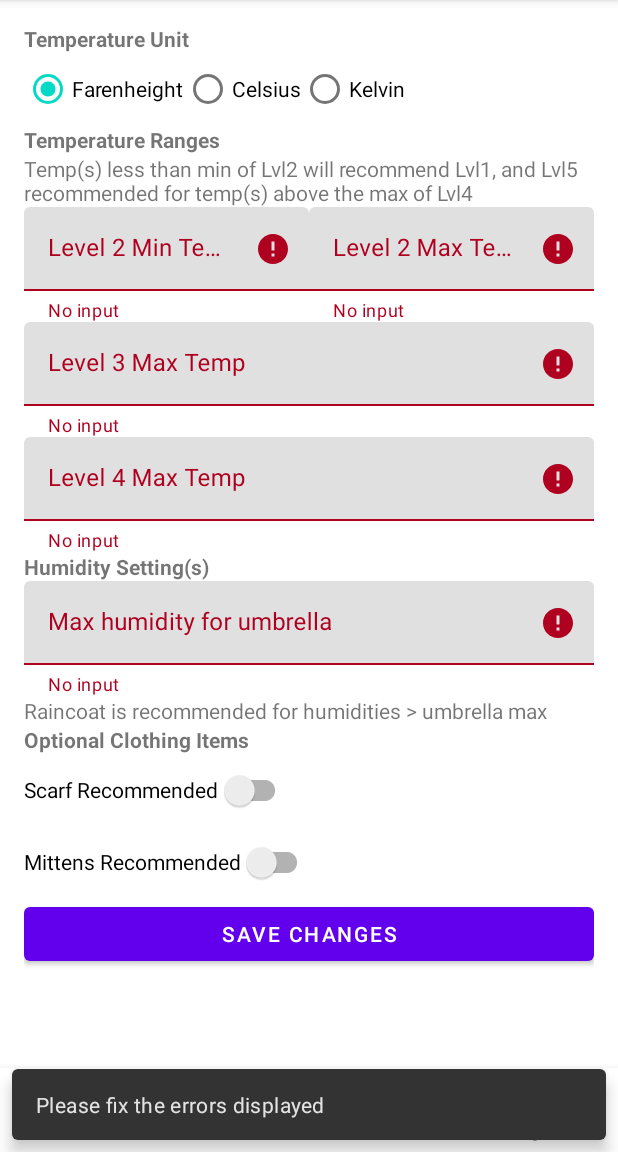
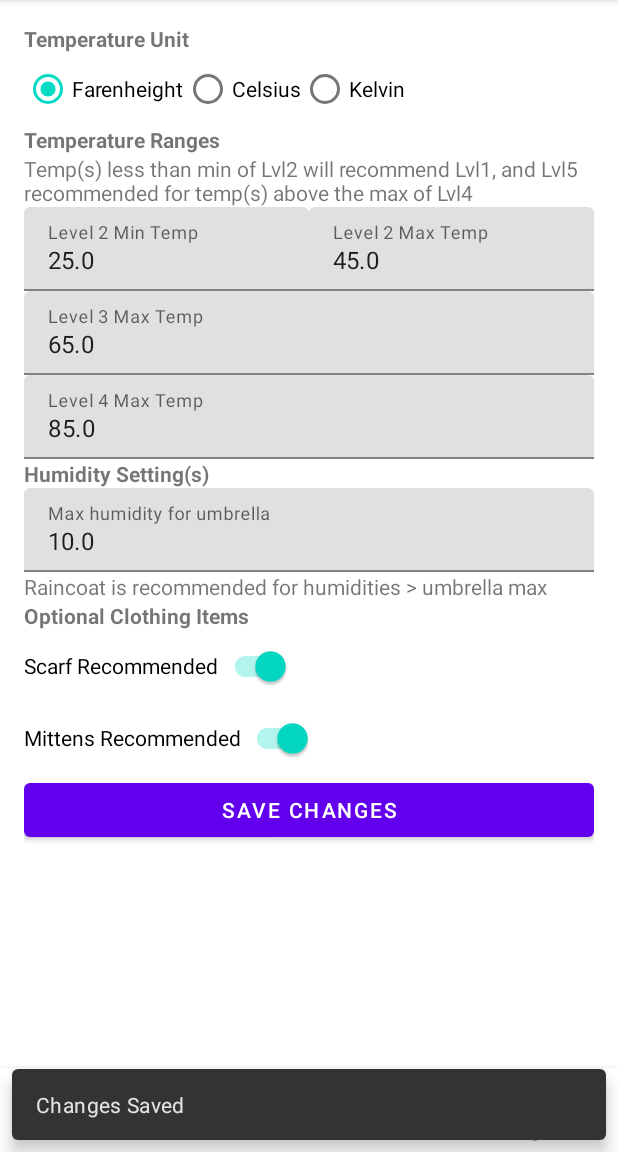
Before and after one commit to Sunsow-02/WeatherWardrobeJava, an Android app: the SettingsFragment screen opened through its navigation route, after a tap on "SAVE CHANGES", on a phone screen of 412 x 824 dp, the part 84-1236 px from its top. Run offline under Robolectric (Android 15) with nearby library versions, the phone set to English and light mode, and no system bars; our stand-ins replace navigation-ui.

Commit message:
saving and loading settings used preferences work, and settings ui now loads and pulls last saved settings if possible

```diff
--- a/app/src/main/java/com/example/javasp/ui/settings/SettingsFragment.java
+++ b/app/src/main/java/com/example/javasp/ui/settings/SettingsFragment.java
@@ -1,4 +1,6 @@
 package com.example.javasp.ui.settings;
+
+import static java.lang.Float.parseFloat;
 
 import android.content.Context;
 import android.content.SharedPreferences;
@@ -24,11 +26,11 @@ import com.google.android.material.textfield.TextInputLayout;
 public class SettingsFragment extends Fragment {
 
     private FragmentSettingsBinding binding;
-    public int temperature_option = 0; //change this to instead pull from saved data
-    float lvl2_min_val = 35; float lvl2_max_val = 45;
-    float lvl3_max_val = 75;
-    float lvl4_max_val = 85;
-    float humidity_umbrella_max_val = 10;
+    public int temperature_option = 0;
+    float lvl2_min_val = 0; float lvl2_max_val = 0;
+    float lvl3_max_val = 0;
+    float lvl4_max_val = 0;
+    float humidity_umbrella_max_val = 0;
     public boolean scarf_enabled = false;
     public boolean mittens_enabled = false;
 
@@ -36,8 +38,28 @@ public class SettingsFragment extends Fragment {
         SharedPreferences sharedPreferences = getActivity().getPreferences(Context.MODE_PRIVATE); //might cause problems (look into workaround for getDefaultSharedPref)
         SharedPreferences.Editor editor = sharedPreferences.edit();
         editor.putInt(getString(R.string.temp_option_key), temperature_option);
-        //TODO: put all the stuff for the rest of the strings/keys
+        editor.putFloat(getString(R.string.temp_lvl2min_key), lvl2_min_val);
+        editor.putFloat(getString(R.string.temp_lvl2max_key), lvl2_max_val);
+        editor.putFloat(getString(R.string.temp_lvl3max_key), lvl3_max_val);
+        editor.putFloat(getString(R.string.temp_lvl4max_key), lvl4_max_val);
+        editor.putFloat(getString(R.string.humidity_umbrella_max_key), humidity_umbrella_max_val);
+        editor.putBoolean(getString(R.string.scarf_enabled_key), scarf_enabled);
+        editor.putBoolean(getString(R.string.mittens_enabled_key), mittens_enabled);
         editor.apply();
+    }
+
+    public void restoreSettings() {
+        SharedPreferences sharedPref = getActivity().getPreferences(Context.MODE_PRIVATE);
+        //2nd param of get is default value if it cant be found
+        //assigning values not rlly necessary but should be done for consistency
+        temperature_option = sharedPref.getInt(getString(R.string.temp_option_key), 0);
+        lvl2_min_val = sharedPref.getFloat(getString(R.string.temp_lvl2min_key), 25);
+        lvl2_max_val = sharedPref.getFloat(getString(R.string.temp_lvl2max_key), 45);
+        lvl3_max_val = sharedPref.getFloat(getString(R.string.temp_lvl3max_key), 65);
+        lvl4_max_val = sharedPref.getFloat(getString(R.string.temp_lvl4max_key), 85);
+        humidity_umbrella_max_val = sharedPref.getFloat(getString(R.string.humidity_umbrella_max_key), 10);
+        scarf_enabled = sharedPref.getBoolean(getString(R.string.scarf_enabled_key), true);
+        mittens_enabled = sharedPref.getBoolean(getString(R.string.mittens_enabled_key), true);
     }
 
     public View onCreateView(@NonNull LayoutInflater inflater,
@@ -87,7 +109,7 @@ public class SettingsFragment extends Fragment {
                 TextInputLayout lvl2_min_layout = getActivity().findViewById(R.id.temp_lvl_2_min_layout);
                 int error = 0;
                 if(!lvl2_min_input.getText().toString().equals("")) {
-                    lvl2_min_val = Float.parseFloat(String.valueOf(lvl2_min_input.getText()));
+                    lvl2_min_val = parseFloat(String.valueOf(lvl2_min_input.getText()));
                 }
                 else {
                     lvl2_min_layout.setError("No input"); lvl2_min_layout.setErrorEnabled(true);
@@ -96,7 +118,7 @@ public class SettingsFragment extends Fragment {
                 TextInputEditText lvl2_max_input = getActivity().findViewById(R.id.temp_lvl_2_max_input);
                 TextInputLayout lvl2_max_layout = getActivity().findViewById(R.id.temp_lvl_2_max_layout);
                 if(!lvl2_max_input.getText().toString().equals("")) {
-                    lvl2_max_val = Float.parseFloat(String.valueOf(lvl2_max_input.getText()));
+                    lvl2_max_val = parseFloat(String.valueOf(lvl2_max_input.getText()));
                 }
                 else {
                     lvl2_max_layout.setError("No input"); lvl2_max_layout.setErrorEnabled(true);
@@ -105,7 +127,7 @@ public class SettingsFragment extends Fragment {
                 TextInputEditText lvl3_max_input = getActivity().findViewById(R.id.temp_lvl_3_max_input);
                 TextInputLayout lvl3_max_layout = getActivity().findViewById(R.id.temp_lvl_3_max_layout);
                 if(!lvl3_max_input.getText().toString().equals("")) {
-                    lvl3_max_val = Float.parseFloat(String.valueOf(lvl3_max_input.getText()));
+                    lvl3_max_val = parseFloat(String.valueOf(lvl3_max_input.getText()));
                 }
                 else {
                     lvl3_max_layout.setError("No input"); lvl3_max_layout.setErrorEnabled(true);
@@ -114,7 +136,7 @@ public class SettingsFragment extends Fragment {
                 TextInputEditText lvl4_max_input = getActivity().findViewById(R.id.temp_lvl_4_max_input);
                 TextInputLayout lvl4_max_layout = getActivity().findViewById(R.id.temp_lvl_4_max_layout);
                 if(!lvl4_max_input.getText().toString().equals("")) {
-                    lvl4_max_val = Float.parseFloat(String.valueOf(lvl4_max_input.getText()));
+                    lvl4_max_val = parseFloat(String.valueOf(lvl4_max_input.getText()));
                     lvl4_max_layout.setErrorEnabled(false);
                 }
                 else {
@@ -124,7 +146,7 @@ public class SettingsFragment extends Fragment {
                 TextInputEditText humidity_umbrella_max_input = getActivity().findViewById(R.id.humidity_umbrella_max_input);
                 TextInputLayout humidity_umbrella_max_layout = getActivity().findViewById(R.id.humidity_umbrella_layout);
                 if(!humidity_umbrella_max_input.getText().toString().equals("")) {
-                    humidity_umbrella_max_val = Float.parseFloat(String.valueOf(humidity_umbrella_max_input.getText()));
+                    humidity_umbrella_max_val = parseFloat(String.valueOf(humidity_umbrella_max_input.getText()));
                     humidity_umbrella_max_layout.setErrorEnabled(false);
                 }
                 else {
@@ -204,7 +226,32 @@ public class SettingsFragment extends Fragment {
             }
         });
 
-        //TODO: retrieve settings saved if applicable and restore them
+        restoreSettings();
+
+        //update the ui to reflect the settings, where it be saved/default ones
+        switch (temperature_option) {
+            case 0:
+                radioGroup.check(R.id.radio_f);
+                break;
+            case 1:
+                radioGroup.check(R.id.radio_c);
+                break;
+            default:
+                radioGroup.check(R.id.radio_k);
+                break;
+        }
+        TextInputEditText lvl2_min_input = root.findViewById(R.id.temp_lvl_2_min_input);
+        TextInputEditText lvl2_max_input = root.findViewById(R.id.temp_lvl_2_max_input);
+        TextInputEditText lvl3_max_input = root.findViewById(R.id.temp_lvl_3_max_input);
+        TextInputEditText lvl4_max_input = root.findViewById(R.id.temp_lvl_4_max_input);
+        lvl2_min_input.setText(String.valueOf(lvl2_min_val));
+        lvl2_max_input.setText(String.valueOf(lvl2_max_val));
+        lvl3_max_input.setText(String.valueOf(lvl3_max_val));
+        lvl4_max_input.setText(String.valueOf(lvl4_max_val));
+        TextInputEditText humidity_umbrella_max_input = root.findViewById(R.id.humidity_umbrella_max_input);
+        humidity_umbrella_max_input.setText(String.valueOf(humidity_umbrella_max_val));
+        if(scarf_enabled) {scarf_toggle.toggle(); }
+        if(mittens_enabled) {mittens_toggle.toggle(); }
 
         return root;
     }
```
